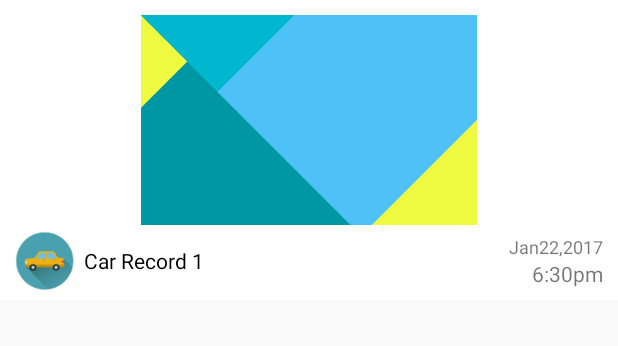
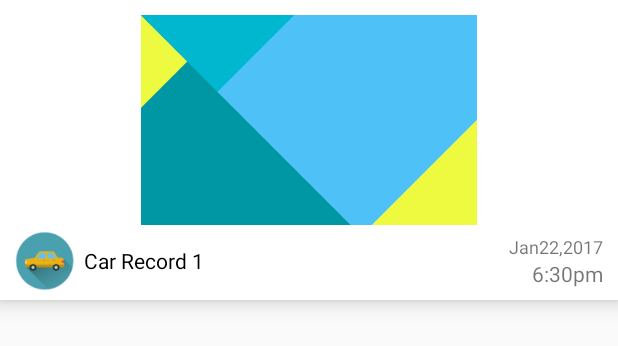
Before and after one commit to Ahmed-Abdelmeged/ADAS, an Android app: the layout youtube_video_list.xml on its own in the app's theme, with its tools: preview values and no code run, on a phone screen of 412 x 824 dp. Shown: the top 346 px of the screen. Run offline under Robolectric (Android 15) with nearby library versions, the phone set to English and light mode, and no system bars.

Commit message:
Fix shadow

```diff
--- a/app/src/main/AndroidManifest.xml
+++ b/app/src/main/AndroidManifest.xml
@@ -23,7 +23,6 @@
     <application
         android:name="android.support.multidex.MultiDexApplication"
         android:allowBackup="true"
-        android:hardwareAccelerated="false"
         android:icon="@mipmap/ic_launcher"
         android:label="@string/app_name"
         android:largeHeap="true"
--- a/app/src/main/res/layout/fragment_accident.xml
+++ b/app/src/main/res/layout/fragment_accident.xml
@@ -37,5 +37,4 @@
         android:textSize="26sp"
         android:visibility="invisible" />
 
-
 </RelativeLayout>
--- a/app/src/main/res/layout/fragment_videos_fragments.xml
+++ b/app/src/main/res/layout/fragment_videos_fragments.xml
@@ -24,7 +24,8 @@
         android:layout_height="wrap_content"
         android:clipToPadding="false"
         android:divider="@android:color/white"
-        android:dividerHeight="10dp" />
+        android:dividerHeight="10dp"
+        tools:listitem="@layout/youtube_video_list" />
 
     <TextView
         android:id="@+id/empty_text_videos"
--- a/app/src/main/res/layout/youtube_video_list.xml
+++ b/app/src/main/res/layout/youtube_video_list.xml
@@ -40,6 +40,7 @@
             android:layout_width="0dp"
             android:layout_height="match_parent"
             android:layout_marginLeft="6dp"
+            android:layout_marginStart="6dp"
             android:layout_weight="1"
             android:gravity="center_vertical"
             android:textColor="@android:color/black"
@@ -67,7 +68,6 @@
                 tools:text="6:30pm"
                 tools:textSize="12sp" />
 
-
         </LinearLayout>
     </LinearLayout>
 </RelativeLayout>
```
